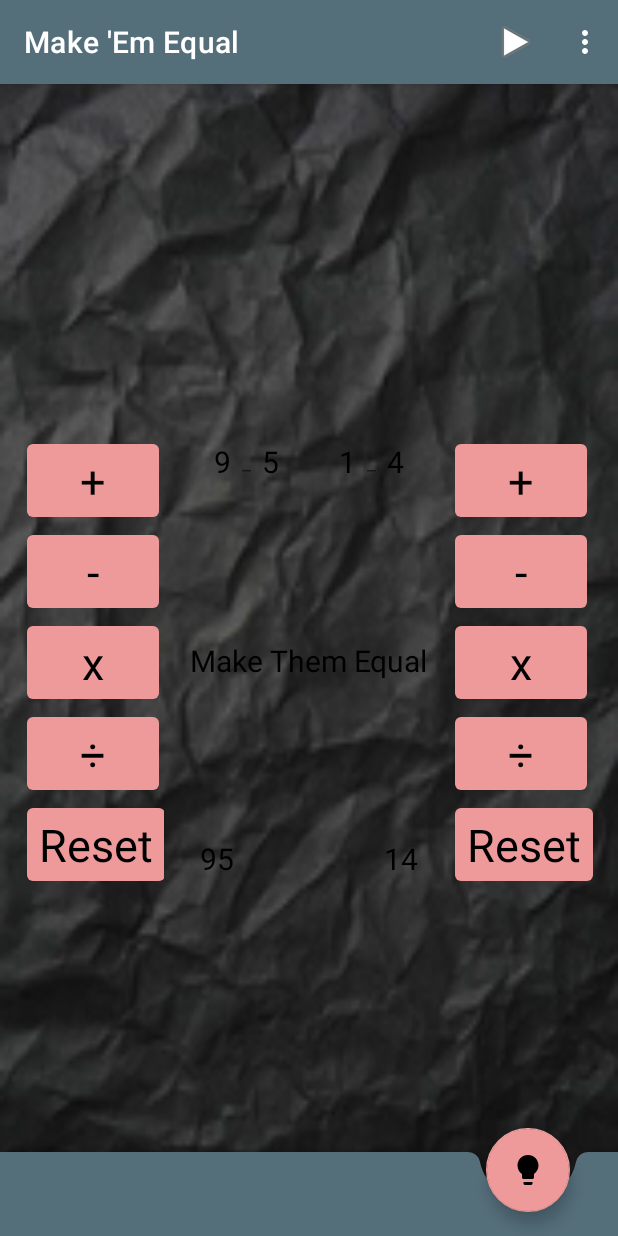
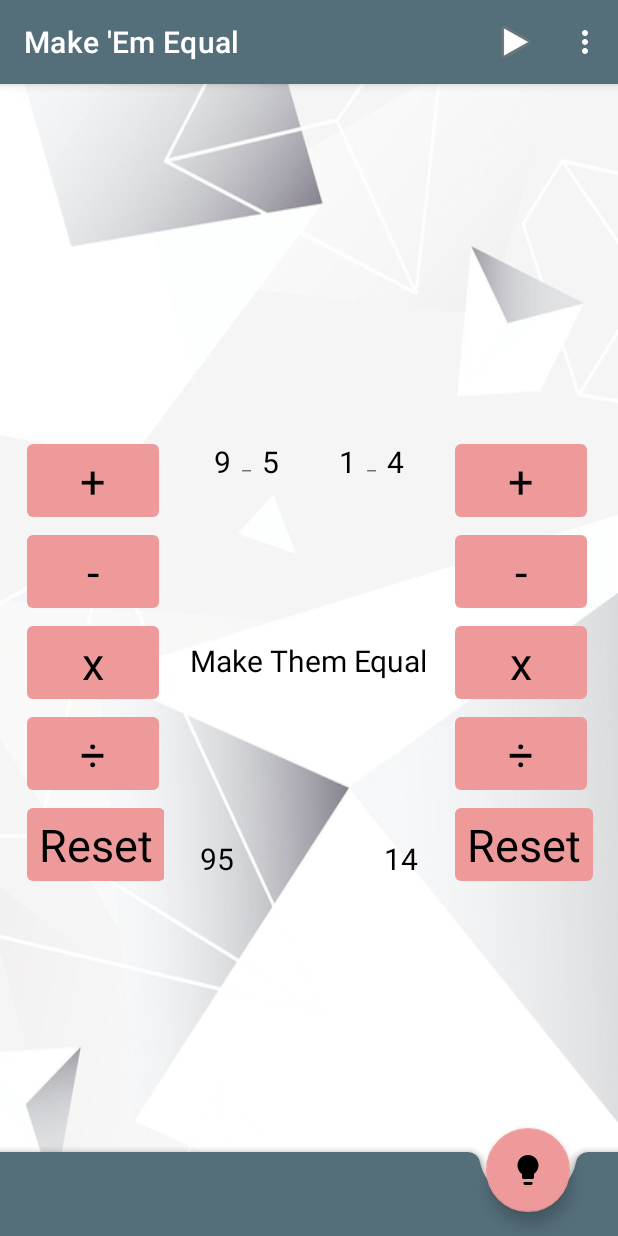
Before and after one commit to RachelRebecca/Make_Em_Equal, an Android app: the screen it shows after launch (MainActivity), on a phone screen of 412 x 824 dp. Run offline under Robolectric (Android 15) with nearby library versions, the phone set to English and light mode, and no system bars.

Commit message:
changed background for day mode and night mode

```diff
--- a/app/src/main/res/layout/content_main.xml
+++ b/app/src/main/res/layout/content_main.xml
@@ -96,6 +96,7 @@
         android:layout_width="wrap_content"
         android:layout_height="wrap_content"
         android:text="@string/make_equal"
+        android:textColor="@color/textColor"
         android:textAppearance="@color/textColor"
         android:textSize="20sp"
         app:layout_constraintBottom_toBottomOf="parent"
--- a/app/src/main/res/values/styles.xml
+++ b/app/src/main/res/values/styles.xml
@@ -12,6 +12,7 @@
 
     <style name="TextFormat">
         <item name="android:textSize">20sp</item>
+        <item name="android:textColor">@color/textColor</item>
         <item name="android:textAppearance">@color/textColor</item>
     </style>
 </resources>
```
Also changed, not shown: app/src/main/res/drawable-hdpi/texture_background.jpg, app/src/main/res/drawable-mdpi/texture_background.jpg, app/src/main/res/drawable-night-hdpi/texture_background.jpg (added), app/src/main/res/drawable-night-mdpi/texture_background.jpg (added), app/src/main/res/drawable-night-xhdpi/texture_background.jpg (added), app/src/main/res/drawable-night-xxhdpi/texture_background.jpg (added), app/src/main/res/drawable-night-xxxhdpi/texture_background.jpg (added), app/src/main/res/drawable-xhdpi/texture_background.jpg, app/src/main/res/drawable-xxhdpi/texture_background.jpg, app/src/main/res/drawable-xxxhdpi/texture_background.jpg.
